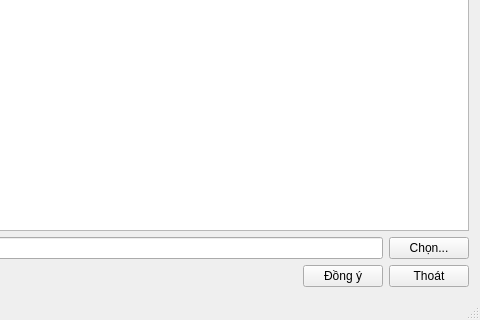
First picture: the form in RandomShuffleExam/MainWindow.ui, repository bachns/RandomShuffleExam, before the edit; both pictures show x 380 to 860 and y 320 to 640 of the 860 by 640 pixel window.
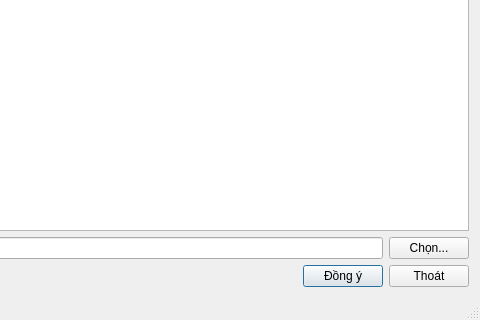
Second picture: the form after the edit. Icons and pictures are not drawn.

Commit message: Đặt tiêu đề

The edit to the form file:
```diff
--- a/RandomShuffleExam/MainWindow.ui
+++ b/RandomShuffleExam/MainWindow.ui
@@ -77,6 +77,12 @@
         <property name="text">
          <string>Đồng ý</string>
         </property>
+        <property name="autoDefault">
+         <bool>true</bool>
+        </property>
+        <property name="default">
+         <bool>true</bool>
+        </property>
        </widget>
       </item>
       <item>
```
Left out of the diff: 11 changed lines with no effect on the pictures. The commit also changes 2 other files.
